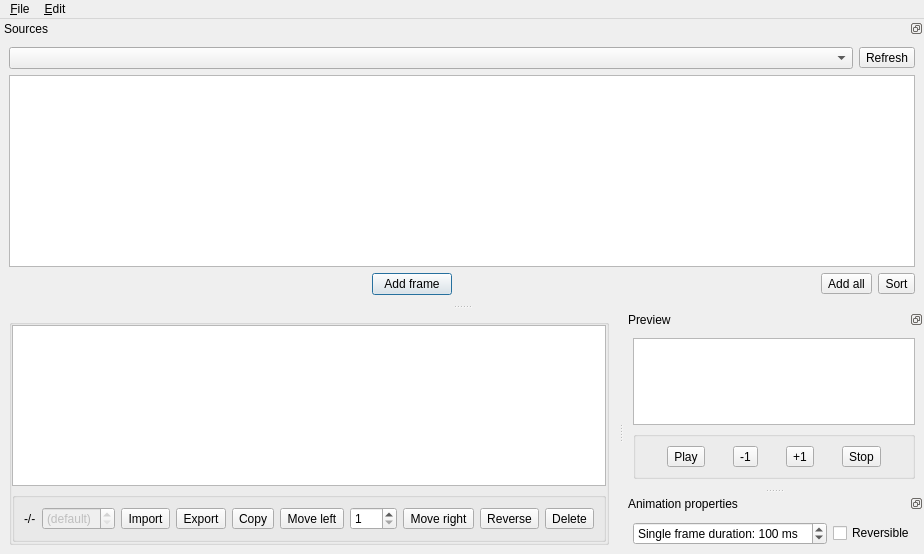
This is animation-editor/editor.ui in dos1/libsuperderpy-utils as Qt 5 draws it before an edit. The edited form follows.
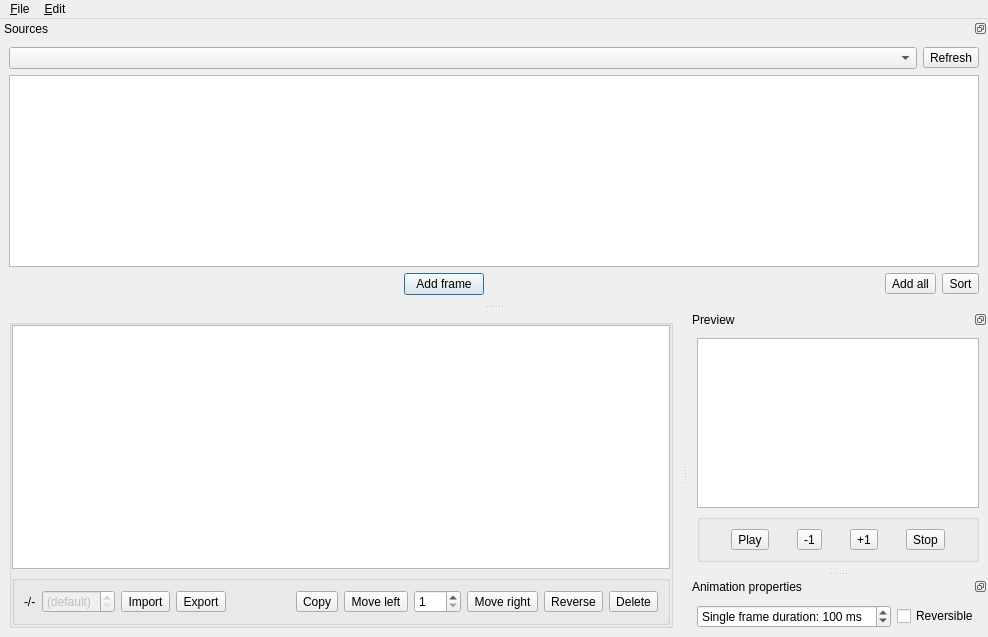
This is the edited form. Icons and pictures are not drawn. Custom widgets are drawn as their Qt base class.

Commit message: animation-editor: Sizing improvements

```diff
--- a/animation-editor/editor.ui
+++ b/animation-editor/editor.ui
@@ -6,8 +6,8 @@
    <rect>
     <x>0</x>
     <y>0</y>
-    <width>899</width>
-    <height>554</height>
+    <width>988</width>
+    <height>637</height>
    </rect>
   </property>
   <property name="windowTitle">
@@ -300,7 +300,7 @@
     <rect>
      <x>0</x>
      <y>0</y>
-     <width>899</width>
+     <width>988</width>
      <height>22</height>
     </rect>
    </property>
@@ -330,6 +330,12 @@
    <addaction name="menuEdit"/>
   </widget>
   <widget class="QDockWidget" name="dockWidget_2">
+   <property name="sizePolicy">
+    <sizepolicy hsizetype="Expanding" vsizetype="Minimum">
+     <horstretch>0</horstretch>
+     <verstretch>0</verstretch>
+    </sizepolicy>
+   </property>
    <property name="floating">
     <bool>false</bool>
    </property>
@@ -584,6 +590,12 @@
    </widget>
   </widget>
   <widget class="QDockWidget" name="dockWidget">
+   <property name="sizePolicy">
+    <sizepolicy hsizetype="Maximum" vsizetype="Maximum">
+     <horstretch>0</horstretch>
+     <verstretch>0</verstretch>
+    </sizepolicy>
+   </property>
    <property name="features">
     <set>QDockWidget::DockWidgetFloatable|QDockWidget::DockWidgetMovable</set>
    </property>
@@ -597,6 +609,9 @@
     <layout class="QVBoxLayout" name="verticalLayout">
      <item>
       <layout class="QHBoxLayout" name="horizontalLayout_5">
+       <property name="sizeConstraint">
+        <enum>QLayout::SetMinimumSize</enum>
+       </property>
        <item>
         <widget class="QSpinBox" name="duration">
          <property name="wrapping">
```
Left out of the diff: 12 changed lines with no effect on the pictures. The commit also changes 1 other file.
